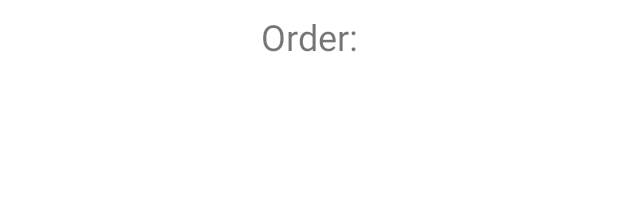
After one commit to DunkDaddy/DeTreMuskioter, an Android app: the layout activity_order.xml on its own in the app's theme, with its tools: preview values and no code run, on a phone screen of 412 x 824 dp. The commit adds this screen. Shown: the top 214 px of the screen. Run offline under Robolectric (Android 15) with nearby library versions, the phone set to English and light mode, and no system bars.

Commit message:
Created Order Mockup

```diff
--- /dev/null
+++ b/app/src/main/res/layout/activity_order.xml
@@ -0,0 +1,35 @@
+<?xml version="1.0" encoding="utf-8"?>
+<androidx.constraintlayout.widget.ConstraintLayout xmlns:android="http://schemas.android.com/apk/res/android"
+    xmlns:app="http://schemas.android.com/apk/res-auto"
+    xmlns:tools="http://schemas.android.com/tools"
+    android:layout_width="match_parent"
+    android:layout_height="match_parent"
+    tools:context=".Order">
+
+    <TextView
+        android:id="@+id/textView3"
+        android:layout_width="wrap_content"
+        android:layout_height="wrap_content"
+        android:layout_marginTop="8dp"
+        android:text="@string/Order"
+        android:textSize="24sp"
+        app:layout_constraintEnd_toEndOf="parent"
+        app:layout_constraintStart_toStartOf="parent"
+        app:layout_constraintTop_toTopOf="parent" />
+
+    <ScrollView
+        android:layout_width="410dp"
+        android:layout_height="671dp"
+        app:layout_constraintBottom_toBottomOf="parent"
+        app:layout_constraintEnd_toEndOf="parent"
+        app:layout_constraintHorizontal_bias="0.0"
+        app:layout_constraintStart_toStartOf="parent"
+        app:layout_constraintTop_toBottomOf="@+id/textView3"
+        app:layout_constraintVertical_bias="1.0">
+
+        <LinearLayout
+            android:layout_width="match_parent"
+            android:layout_height="wrap_content"
+            android:orientation="vertical" />
+    </ScrollView>
+</androidx.constraintlayout.widget.ConstraintLayout>
--- a/app/src/main/res/values/strings.xml
+++ b/app/src/main/res/values/strings.xml
@@ -1,3 +1,5 @@
 <resources>
     <string name="app_name">Cafe Vesuvius App</string>
+    <string name="Order">Order:</string>
+    <string name="AllOrders_Main">All Orders</string>
 </resources>
```
Also changed, not shown: app/src/main/AndroidManifest.xml (+7 -0 lines), app/src/main/java/com/example/cafevesuviusapp/AllOrders.java (added, +14 -0 lines), app/src/main/java/com/example/cafevesuviusapp/Order.java (added, +14 -0 lines), app/src/main/res/layout/activity_all_orders.xml (added, +34 -0 lines), 1 other file.
